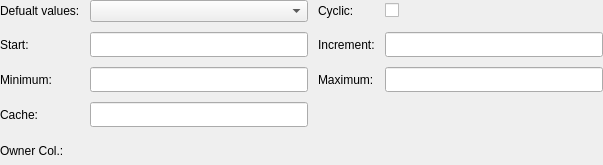
This is libs/libgui/ui/dbobjects/sequencewidget.ui in pgmodeler/pgmodeler as Qt 5 draws it before an edit. The edited form follows.
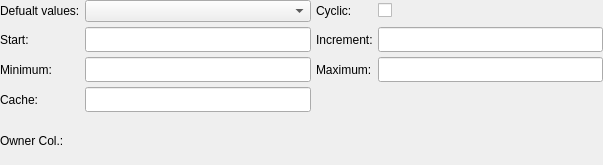
This is the edited form.

The edit to the form file:
```diff
--- a/libs/libgui/ui/dbobjects/sequencewidget.ui
+++ b/libs/libgui/ui/dbobjects/sequencewidget.ui
@@ -36,7 +36,7 @@
     <number>0</number>
    </property>
    <property name="spacing">
-    <number>10</number>
+    <number>5</number>
    </property>
    <item row="0" column="0">
     <widget class="QLabel" name="label">
```
